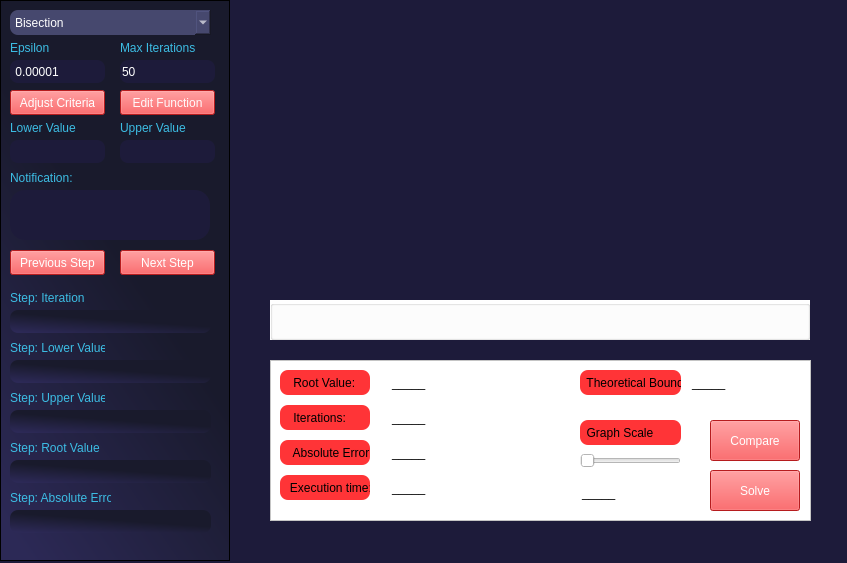
The window that ui/main_window.ui (MohamedZaitoon/Numerical_analysis_toolbox) describes before a commit, drawn with Qt 5.
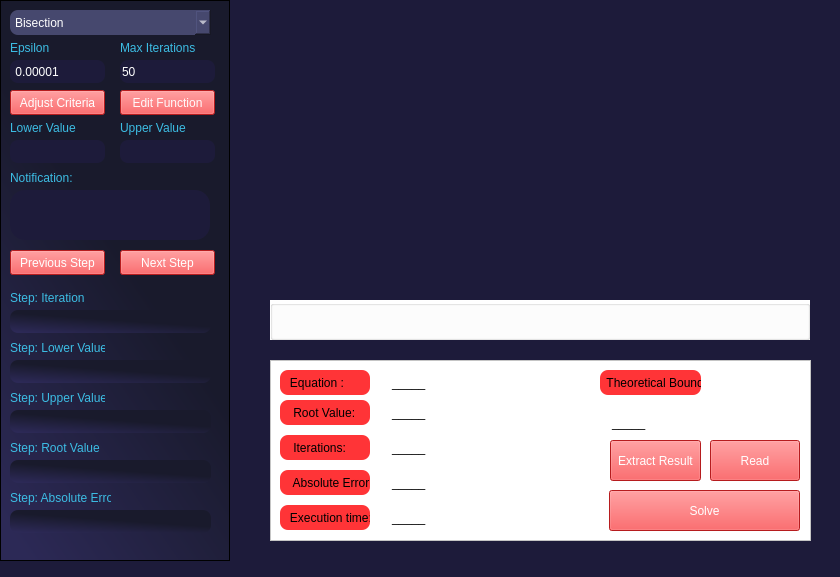
The same window after the commit. Custom widgets are drawn as their Qt base class.

The edit to the form file:
```diff
--- a/ui/main_window.ui
+++ b/ui/main_window.ui
@@ -9,8 +9,8 @@
    <rect>
     <x>0</x>
     <y>0</y>
-    <width>847</width>
-    <height>563</height>
+    <width>840</width>
+    <height>577</height>
    </rect>
   </property>
   <property name="minimumSize">
@@ -651,7 +651,7 @@
       <x>270</x>
       <y>360</y>
       <width>541</width>
-      <height>161</height>
+      <height>181</height>
      </rect>
     </property>
     <property name="styleSheet">
@@ -667,7 +667,7 @@
      <property name="geometry">
       <rect>
        <x>10</x>
-       <y>80</y>
+       <y>110</y>
        <width>90</width>
        <height>25</height>
       </rect>
@@ -684,7 +684,7 @@
      <property name="geometry">
       <rect>
        <x>10</x>
-       <y>45</y>
+       <y>75</y>
        <width>90</width>
        <height>25</height>
       </rect>
@@ -701,7 +701,7 @@
      <property name="geometry">
       <rect>
        <x>10</x>
-       <y>10</y>
+       <y>40</y>
        <width>90</width>
        <height>25</height>
       </rect>
@@ -717,9 +717,9 @@
     <widget class="QPushButton" name="solve_button">
      <property name="geometry">
       <rect>
-       <x>440</x>
-       <y>110</y>
-       <width>90</width>
+       <x>339</x>
+       <y>130</y>
+       <width>191</width>
        <height>41</height>
       </rect>
      </property>
@@ -741,7 +741,7 @@
      <property name="geometry">
       <rect>
        <x>120</x>
-       <y>10</y>
+       <y>40</y>
        <width>180</width>
        <height>25</height>
       </rect>
@@ -760,7 +760,7 @@
      <property name="geometry">
       <rect>
        <x>120</x>
-       <y>45</y>
+       <y>75</y>
        <width>180</width>
        <height>25</height>
       </rect>
@@ -779,7 +779,7 @@
      <property name="geometry">
       <rect>
        <x>120</x>
-       <y>80</y>
+       <y>110</y>
        <width>180</width>
        <height>25</height>
       </rect>
@@ -798,7 +798,7 @@
      <property name="geometry">
       <rect>
        <x>10</x>
-       <y>115</y>
+       <y>145</y>
        <width>90</width>
        <height>25</height>
       </rect>
@@ -815,7 +815,7 @@
      <property name="geometry">
       <rect>
        <x>120</x>
-       <y>115</y>
+       <y>145</y>
        <width>180</width>
        <height>25</height>
       </rect>
@@ -833,7 +833,7 @@
     <widget class="QLabel" name="T">
      <property name="geometry">
       <rect>
-       <x>310</x>
+       <x>330</x>
        <y>10</y>
        <width>101</width>
        <height>25</height>
@@ -850,9 +850,9 @@
     <widget class="QLineEdit" name="theoretical_bound_text">
      <property name="geometry">
       <rect>
-       <x>420</x>
-       <y>10</y>
-       <width>101</width>
+       <x>340</x>
+       <y>50</y>
+       <width>181</width>
        <height>25</height>
       </rect>
      </property>
@@ -870,7 +870,7 @@
      <property name="geometry">
       <rect>
        <x>440</x>
-       <y>60</y>
+       <y>80</y>
        <width>90</width>
        <height>41</height>
       </rect>
@@ -886,15 +886,38 @@
 </string>
      </property>
      <property name="text">
-      <string>Compare</string>
+      <string>Read</string>
      </property>
     </widget>
-    <widget class="QLabel" name="T_2">
+    <widget class="QPushButton" name="write_result">
      <property name="geometry">
       <rect>
-       <x>310</x>
-       <y>60</y>
-       <width>101</width>
+       <x>340</x>
+       <y>80</y>
+       <width>91</width>
+       <height>41</height>
+      </rect>
+     </property>
+     <property name="cursor">
+      <cursorShape>PointingHandCursor</cursorShape>
+     </property>
+     <property name="autoFillBackground">
+      <bool>false</bool>
+     </property>
+     <property name="styleSheet">
+      <string notr="true">background-color: rgb(255, 39, 42);color:white;
+</string>
+     </property>
+     <property name="text">
+      <string>Extract Result</string>
+     </property>
+    </widget>
+    <widget class="QLabel" name="root_value_2">
+     <property name="geometry">
+      <rect>
+       <x>10</x>
+       <y>10</y>
+       <width>90</width>
        <height>25</height>
       </rect>
      </property>
@@ -903,28 +926,15 @@
 </string>
      </property>
      <property name="text">
-      <string>  Graph Scale</string>
+      <string>   Equation :</string>
      </property>
     </widget>
-    <widget class="QSlider" name="scale_slider">
+    <widget class="QLineEdit" name="equation_field">
      <property name="geometry">
       <rect>
-       <x>310</x>
-       <y>90</y>
-       <width>101</width>
-       <height>22</height>
-      </rect>
-     </property>
-     <property name="orientation">
-      <enum>Qt::Horizontal</enum>
-     </property>
-    </widget>
-    <widget class="QLineEdit" name="scale_text">
-     <property name="geometry">
-      <rect>
-       <x>310</x>
-       <y>120</y>
-       <width>101</width>
+       <x>120</x>
+       <y>10</y>
+       <width>180</width>
        <height>25</height>
       </rect>
      </property>
```
Left out of the diff: 9 changed lines with no effect on the pictures.
